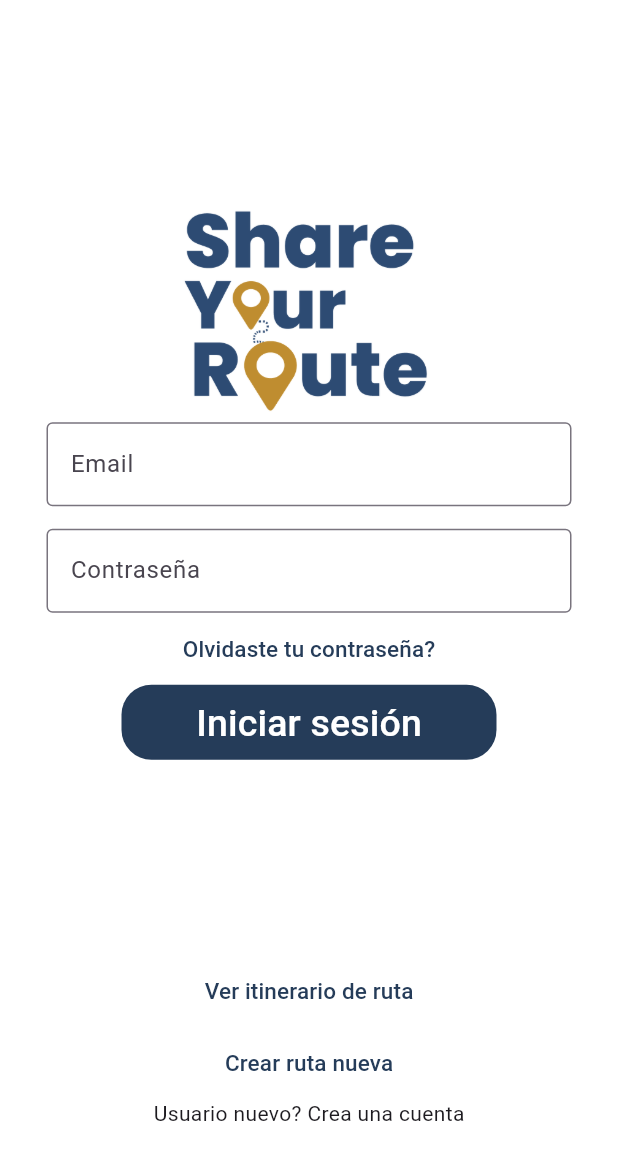
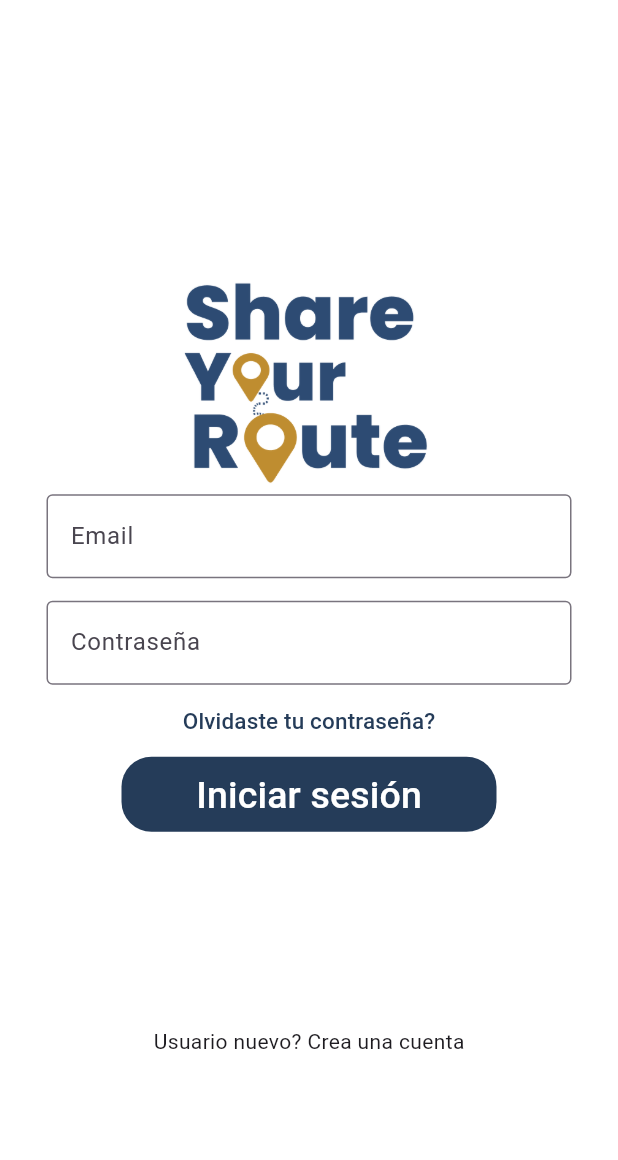
Before and after one commit to RobertoPatino1/T6_SoftEng2_Front, a Flutter app: the screen it shows after launch, on a phone screen of 412 x 824 dp. Shown: the top 1160 px of the screen. Run offline on Flutter 3.47's test engine with Material 3 defaults, Android fonts, the phone set to English and light mode, and no system bars.

Commit message:
Merge con rama majo

```diff
--- a/share_your_route_front/lib/main.dart
+++ b/share_your_route_front/lib/main.dart
@@ -99,36 +99,6 @@ class _LoginPageState extends State<LoginPage> {
                   ),
                 ),
                 SizedBox(height: 130),
-                TextButton(
-                  onPressed: () {
-                    Navigator.push(
-                      context,
-                      MaterialPageRoute(builder: (_) => ItinerarioRuta()),
-                    );
-                  },
-                  child: Text(
-                    'Ver itinerario de ruta',
-                    style: TextStyle(
-                      color: Color.fromRGBO(37, 60, 89, 1),
-                      fontSize: 15,
-                    ),
-                  ),
-                ),
-                TextButton(
-                  onPressed: () {
-                    Navigator.push(
-                      context,
-                      MaterialPageRoute(builder: (_) => CreateRoute2()),
-                    );
-                  },
-                  child: Text(
-                    'Crear ruta nueva',
-                    style: TextStyle(
-                      color: Color.fromRGBO(37, 60, 89, 1),
-                      fontSize: 15,
-                    ),
-                  ),
-                ),
                 Text('Usuario nuevo? Crea una cuenta'),
               ],
             ),
```
Also changed, not shown: share_your_route_front/lib/home.dart (+16 -5 lines).
